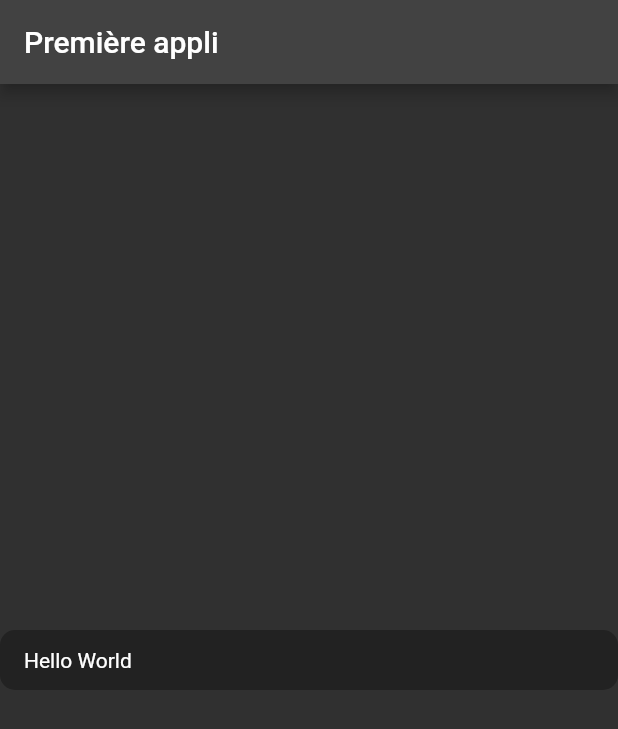
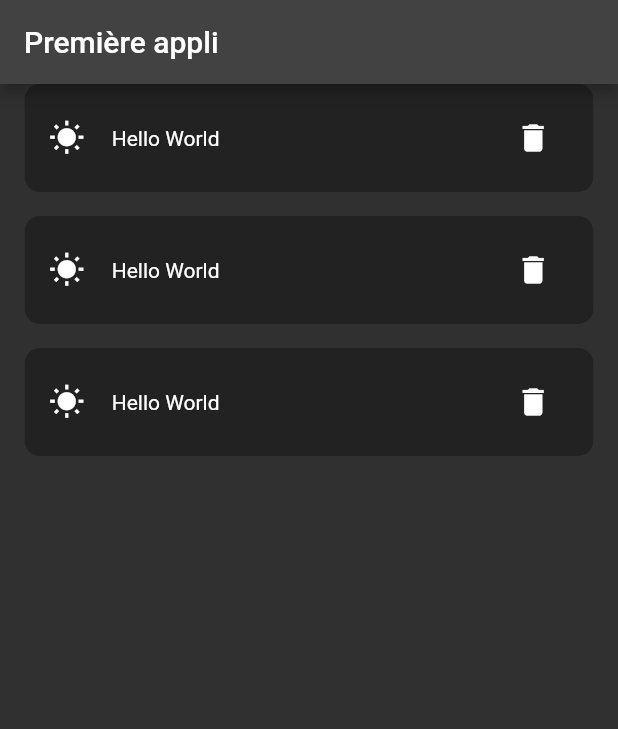
Before and after one commit to diagnecheikh/DartApp, a Flutter app: the screen it shows after launch, on a phone screen of 412 x 824 dp. Shown: the top 729 px of the screen. Run offline on Flutter 3.47's test engine with Material 2 defaults, Android fonts, the phone set to English and light mode, and no system bars; missing offline and left inert: dart:html.

Commit message:
first commit

```diff
--- a/myapp/lib/main.dart
+++ b/myapp/lib/main.dart
@@ -40,10 +40,41 @@ class HomePage extends StatelessWidget {
         title: const Text('Première appli'),
       ),
       body: Center(
-        child: Container(
+        child: Column(
+          children: const [
+            TheAmazingRow(
+              icon: Icons.cloud,
+              label: "Cheikh",
+            ),
+            SizedBox(height: 16),
+            TheAmazingRow(),
+            SizedBox(height: 16),
+            TheAmazingRow(),
+          ],
+        ),
+      ),
+    );
+  }
+}
+
+class TheAmazingRow extends StatelessWidget {
+  const TheAmazingRow({
+    Key key,
+    this.icon,
+    this.label,
+  });
+  final IconData icon;
+  final String label;
+
+  @override
+  Widget build(BuildContext context) {
+    return Container(
       decoration: BoxDecoration(
         color: Colors.black.withOpacity(0.3),
         borderRadius: BorderRadius.circular(10),
+      ),
+      margin: EdgeInsets.symmetric(
+        horizontal: MediaQuery.of(context).size.width / 25,
       ),
       padding: const EdgeInsets.symmetric(
         horizontal: 16,
@@ -51,10 +82,14 @@ class HomePage extends StatelessWidget {
       ),
       child: Row(
         children: [
-              const Text('Hello World'),
+          const Icon(Icons.wb_sunny),
+          const SizedBox(width: 18),
+          Expanded(child: const Text('Hello World')),
+          IconButton(
+            icon: const Icon(Icons.delete),
+            onPressed: () => print('Hallo Welt'),
+          ),
         ],
-          ),
-        ),
       ),
     );
   }
```
Lines whose indentation alone changed are shown as unchanged.
